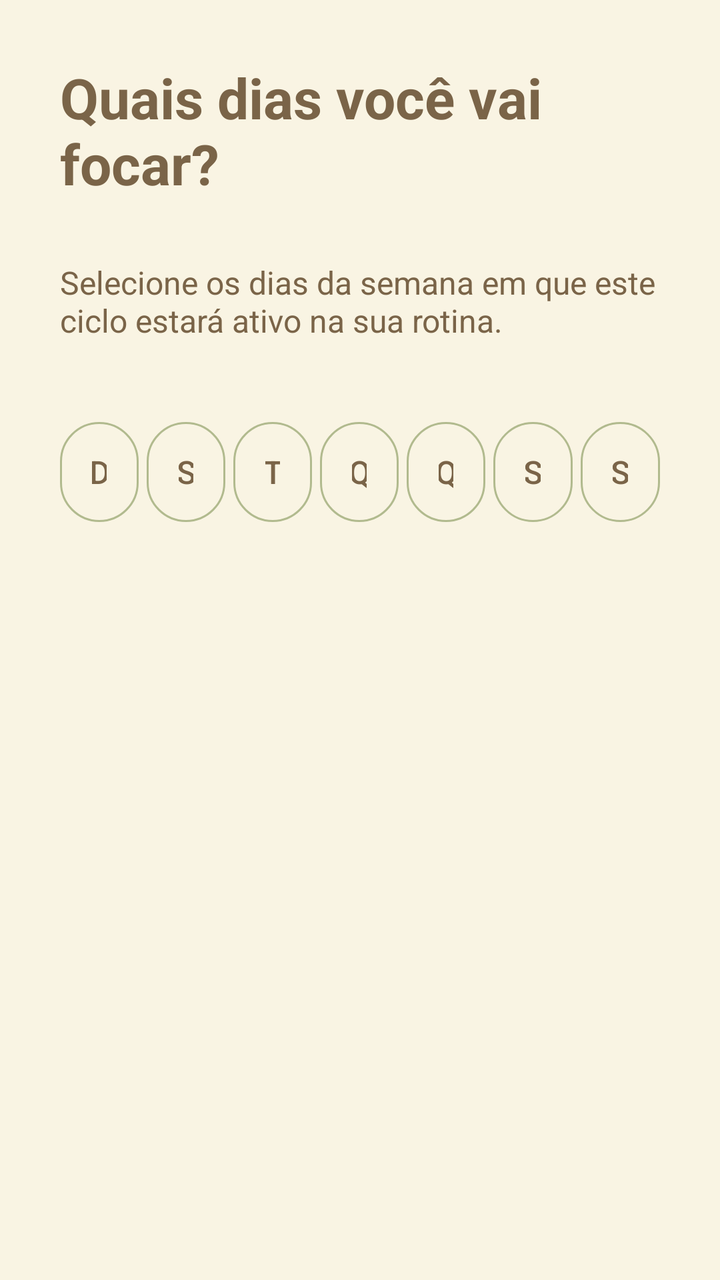
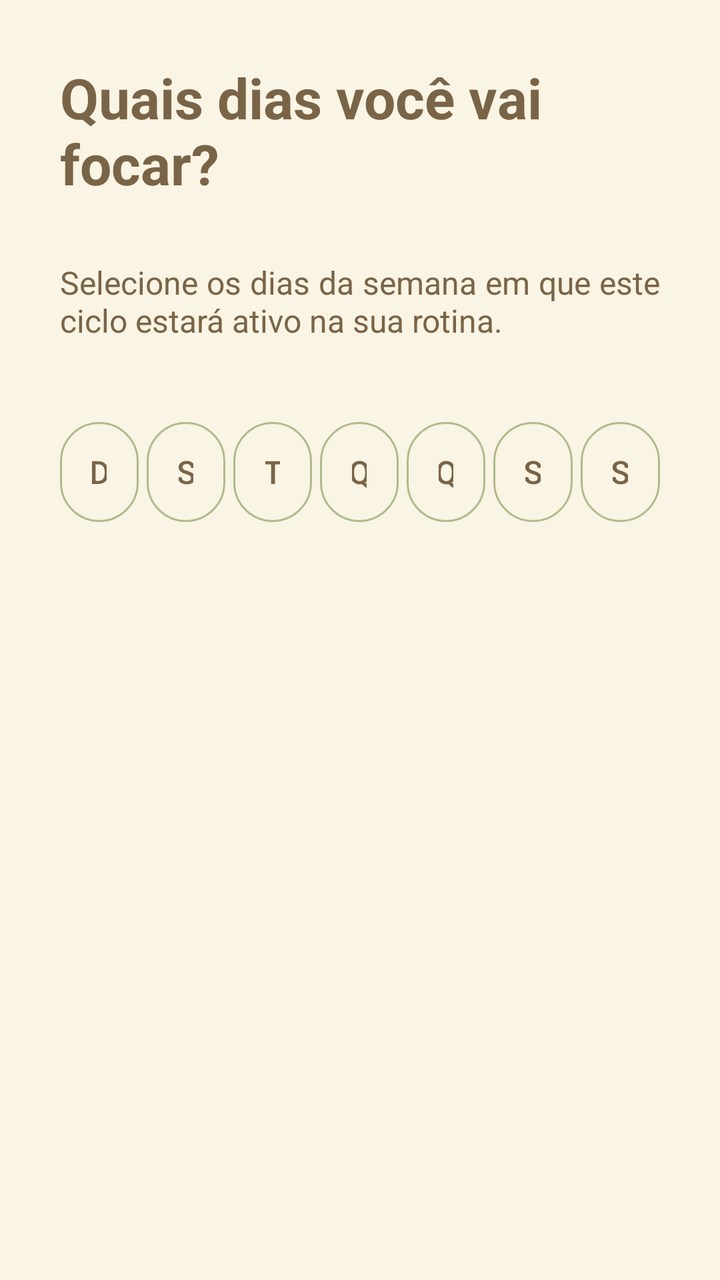

An Android layout rendered at two revisions. The XML below is the earlier revision; the diff shows what the commit changed to produce the second picture.
<!-- AndroidManifest.xml: application theme Theme.Orbi -->
<!-- res/layout/fragment_step_two.xml -->
<?xml version="1.0" encoding="utf-8"?>
<androidx.constraintlayout.widget.ConstraintLayout
    xmlns:android="http://schemas.android.com/apk/res/android"
    xmlns:app="http://schemas.android.com/apk/res-auto"
    android:layout_width="match_parent"
    android:layout_height="match_parent"
    android:background="@color/orbi_cream">

    <TextView
        android:id="@+id/tv_step_title"
        android:layout_width="0dp"
        android:layout_height="wrap_content"
        android:layout_marginHorizontal="30dp"
        android:layout_marginStart="30dp"
        android:layout_marginTop="30dp"
        android:layout_marginEnd="30dp"
        android:text="Quais dias você vai focar?"
        android:textColor="@color/orbi_dark_brown"
        android:textSize="28sp"
        android:textStyle="bold"
        app:layout_constraintEnd_toEndOf="parent"
        app:layout_constraintStart_toStartOf="parent"
        app:layout_constraintTop_toTopOf="parent" />

    <TextView
        android:id="@+id/tv_step_desc"
        android:layout_width="0dp"
        android:layout_height="wrap_content"
        android:layout_marginHorizontal="30dp"
        android:layout_marginStart="30dp"
        android:layout_marginTop="30dp"
        android:layout_marginEnd="30dp"
        android:text="Selecione os dias da semana em que este ciclo estará ativo na sua rotina."
        android:textColor="@color/orbi_dark_brown"
        android:textSize="16sp"
        app:layout_constraintEnd_toEndOf="parent"
        app:layout_constraintStart_toStartOf="parent"
        app:layout_constraintTop_toBottomOf="@+id/tv_step_title" />

    
    <LinearLayout
        android:id="@+id/layout_days_of_week"
        android:layout_width="0dp"
        android:layout_height="wrap_content"
        android:layout_marginHorizontal="30dp"
        android:layout_marginTop="40dp"
        android:orientation="horizontal"
        android:weightSum="7"
        app:layout_constraintEnd_toEndOf="parent"
        app:layout_constraintStart_toStartOf="parent"
        app:layout_constraintTop_toBottomOf="@+id/tv_step_desc">

        
        <com.google.android.material.button.MaterialButton
            android:id="@+id/btn_day_1"
            style="@style/Widget.MaterialComponents.Button.OutlinedButton"
            android:layout_width="0dp"
            android:layout_height="50dp"
            android:layout_weight="1"
            android:layout_marginEnd="4dp"
            android:insetLeft="0dp"
            android:insetTop="0dp"
            android:insetRight="0dp"
            android:insetBottom="0dp"
            android:text="D"
            android:textSize="16sp"
            app:cornerRadius="50dp"
            app:strokeColor="@color/orbi_olive" />

        
        <com.google.android.material.button.MaterialButton
            android:id="@+id/btn_day_2"
            style="@style/Widget.MaterialComponents.Button.OutlinedButton"
            android:layout_width="0dp"
            android:layout_height="50dp"
            android:layout_weight="1"
            android:layout_marginEnd="4dp"
            android:insetLeft="0dp"
            android:insetTop="0dp"
            android:insetRight="0dp"
            android:insetBottom="0dp"
            android:text="S"
            android:textSize="16sp"
            app:cornerRadius="50dp"
            app:strokeColor="@color/orbi_olive" />

        
        <com.google.android.material.button.MaterialButton
            android:id="@+id/btn_day_3"
            style="@style/Widget.MaterialComponents.Button.OutlinedButton"
            android:layout_width="0dp"
            android:layout_height="50dp"
            android:layout_weight="1"
            android:layout_marginEnd="4dp"
            android:insetLeft="0dp"
            android:insetTop="0dp"
            android:insetRight="0dp"
            android:insetBottom="0dp"
            android:text="T"
            android:textSize="16sp"
            app:cornerRadius="50dp"
            app:strokeColor="@color/orbi_olive" />

        
        <com.google.android.material.button.MaterialButton
            android:id="@+id/btn_day_4"
            style="@style/Widget.MaterialComponents.Button.OutlinedButton"
            android:layout_width="0dp"
            android:layout_height="50dp"
            android:layout_weight="1"
            android:layout_marginEnd="4dp"
            android:insetLeft="0dp"
            android:insetTop="0dp"
            android:insetRight="0dp"
            android:insetBottom="0dp"
            android:text="Q"
            android:textSize="16sp"
            app:cornerRadius="50dp"
            app:strokeColor="@color/orbi_olive" />

        
        <com.google.android.material.button.MaterialButton
            android:id="@+id/btn_day_5"
            style="@style/Widget.MaterialComponents.Button.OutlinedButton"
            android:layout_width="0dp"
            android:layout_height="50dp"
            android:layout_weight="1"
            android:layout_marginEnd="4dp"
            android:insetLeft="0dp"
            android:insetTop="0dp"
            android:insetRight="0dp"
            android:insetBottom="0dp"
            android:text="Q"
            android:textSize="16sp"
            app:cornerRadius="50dp"
            app:strokeColor="@color/orbi_olive" />

        
        <com.google.android.material.button.MaterialButton
            android:id="@+id/btn_day_6"
            style="@style/Widget.MaterialComponents.Button.OutlinedButton"
            android:layout_width="0dp"
            android:layout_height="50dp"
            android:layout_weight="1"
            android:layout_marginEnd="4dp"
            android:insetLeft="0dp"
            android:insetTop="0dp"
            android:insetRight="0dp"
            android:insetBottom="0dp"
            android:text="S"
            android:textSize="16sp"
            app:cornerRadius="50dp"
            app:strokeColor="@color/orbi_olive" />

        
        <com.google.android.material.button.MaterialButton
            android:id="@+id/btn_day_7"
            style="@style/Widget.MaterialComponents.Button.OutlinedButton"
            android:layout_width="0dp"
            android:layout_height="50dp"
            android:layout_weight="1"
            android:insetLeft="0dp"
            android:insetTop="0dp"
            android:insetRight="0dp"
            android:insetBottom="0dp"
            android:text="S"
            android:textSize="16sp"
            app:cornerRadius="50dp"
            app:strokeColor="@color/orbi_olive" />

    </LinearLayout>

</androidx.constraintlayout.widget.ConstraintLayout>
<!-- resources referenced by this layout -->
<resources>
  <color name="orbi_cream">#F9F4E3</color>
  <color name="orbi_dark_brown">#7A6448</color>
  <color name="orbi_olive">#B1BA8E</color>
  <style name="Theme.Orbi" parent="Theme.MaterialComponents.Light.NoActionBar">
  
  
          <item name="colorPrimary">@color/orbi_dark_brown</item>
          <item name="colorPrimaryVariant">@color/orbi_olive</item>
          <item name="colorOnPrimary">@color/orbi_white</item>
          <item name="colorSecondary">@color/orbi_olive</item>
          <item name="colorSecondaryVariant">@color/orbi_light_olive</item>
          <item name="colorOnSecondary">@color/orbi_white</item>
  
  
          
          <item name="android:statusBarColor">@color/orbi_cream</item>
          <item name="android:windowLightStatusBar">true</item>
  
  
          
          <item name="android:navigationBarColor">@color/orbi_cream</item>
          <item name="android:windowLightNavigationBar" tools:targetApi="o_mr1">true</item>
  
  
      </style>
  <color name="orbi_white">#FFFFFF</color>
  <color name="orbi_light_olive">#D4DDB1</color>
</resources>

<!-- the commit's change to res/layout/fragment_step_two.xml (unified diff, before → after) -->
@@ -30,6 +30,7 @@
         android:layout_marginStart="30dp"
         android:layout_marginTop="30dp"
         android:layout_marginEnd="30dp"
+        android:justificationMode="inter_word"
         android:text="Selecione os dias da semana em que este ciclo estará ativo na sua rotina."
         android:textColor="@color/orbi_dark_brown"
         android:textSize="16sp"
